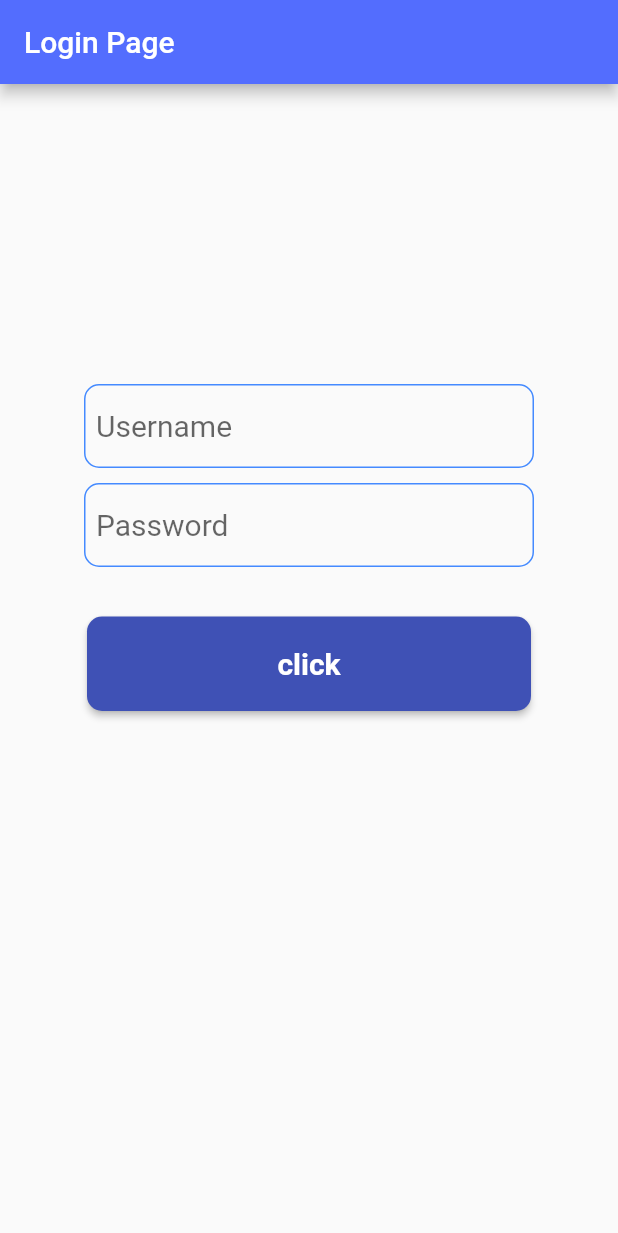
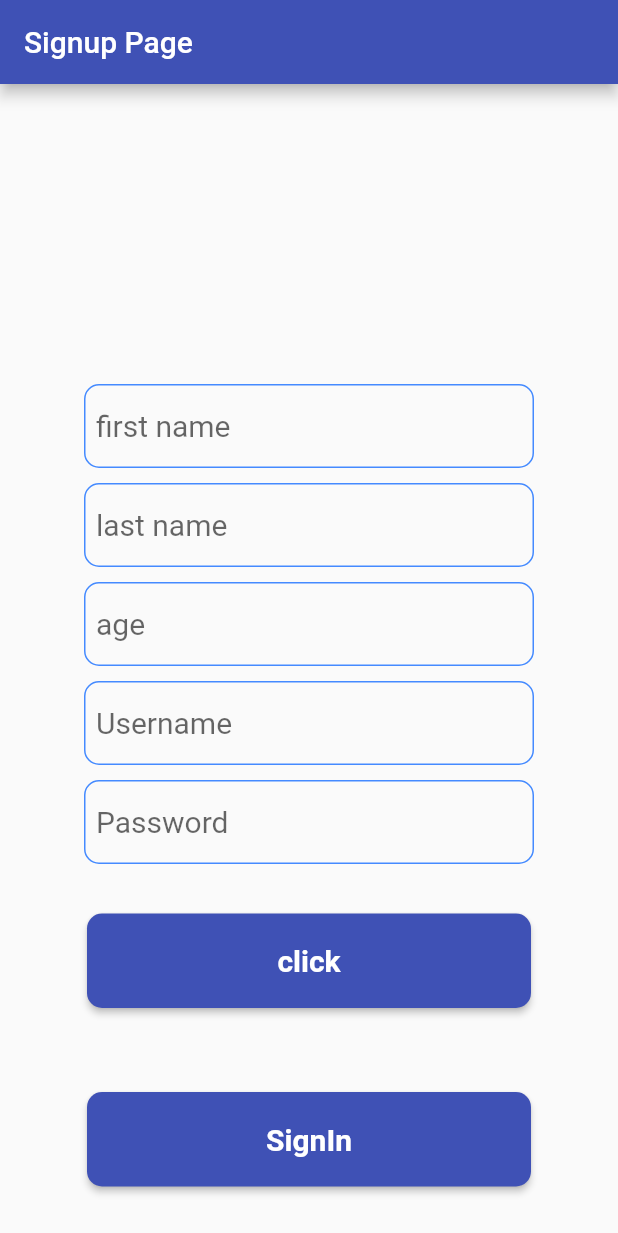
Before and after one commit to hooriehghahremani/flutterApp, a Flutter app: the screen it shows after launch, after a tap on "click", on a phone screen of 412 x 824 dp. Shown: the top 1233 px of the screen. Run offline on Flutter 3.47's test engine with Material 2 defaults, Android fonts, the phone set to English and light mode, and no system bars; our stand-ins replace hive, hive_flutter; accounts and stored records are empty.

Commit message:
create signin and signup page and info page after signin.

```diff
--- /dev/null
+++ b/lib/hive/Boxes.dart
@@ -0,0 +1,6 @@
+import 'package:hive/hive.dart';
+import 'package:sample_app/models/User.dart';
+
+class Boxes {
+  static Box<User> getUsers() => Hive.box<User>("users");
+}
--- a/lib/main.dart
+++ b/lib/main.dart
@@ -1,28 +1,41 @@
+import 'package:flutter/foundation.dart';
 import 'package:flutter/material.dart';
+import 'package:hive/hive.dart';
+import 'package:hive_flutter/hive_flutter.dart';
+import 'package:sample_app/hive/Boxes.dart';
+import 'package:sample_app/models/User.dart';
+import 'package:sample_app/pages/InfoPage.dart';
+import 'package:sample_app/pages/SignupPage.dart';
 
-void main() {
-  runApp( const MyApp());
+void main() async {
+  WidgetsFlutterBinding.ensureInitialized();
+  await Hive.initFlutter();
+  Hive.registerAdapter(UserAdapter());
+  await Hive.openBox<User>("users");
+
+  runApp(const MyApp());
 }
-class MyApp  extends StatelessWidget {
-  const MyApp ({Key? key}) : super(key: key);
+
+class MyApp extends StatelessWidget {
+  const MyApp({Key? key}) : super(key: key);
 
   @override
   Widget build(BuildContext context) {
     return const MaterialApp(
-      debugShowCheckedModeBanner: false,
-      home: Home()
-    );
+        debugShowCheckedModeBanner: false, home: SignupPage());
   }
 }
+
 class Home extends StatelessWidget {
   const Home({Key? key}) : super(key: key);
 
   @override
   Widget build(BuildContext context) {
-    TextEditingController _textcontroller = TextEditingController();
+    TextEditingController usernameTextController = TextEditingController();
+    TextEditingController passwordTextController = TextEditingController();
     return Scaffold(
       appBar: AppBar(
-        title:const Text("Login Page"),
+        title: const Text("Login Page"),
         backgroundColor: Colors.indigoAccent, //background color of app bar
       ),
       body: SizedBox(
@@ -30,96 +43,101 @@ class Home extends StatelessWidget {
         width: MediaQuery.of(context).size.width,
         child: SafeArea(
             child: Column(
-
           children: [
             const SizedBox(
               height: 200,
               width: 400,
             ),
-
             Column(
               crossAxisAlignment: CrossAxisAlignment.center,
               mainAxisAlignment: MainAxisAlignment.center,
               children: [
                 Container(
                   width: 300,
-                    padding: EdgeInsets.symmetric(horizontal: 7 , vertical: 3),
+                  padding:
+                      const EdgeInsets.symmetric(horizontal: 7, vertical: 3),
                   decoration: BoxDecoration(
                       borderRadius: BorderRadius.circular(10),
-                        border: Border.all(color: Colors.blueAccent)
-                    ),
+                      border: Border.all(color: Colors.blueAccent)),
                   child: TextField(
-                      style: const TextStyle(
-                          fontSize: 20
-                      ),
-                      controller: _textcontroller ,
+                    style: const TextStyle(fontSize: 20),
+                    controller: usernameTextController,
                     decoration: const InputDecoration(
                         hintText: "Username",
                         enabledBorder: UnderlineInputBorder(
-                              borderSide: BorderSide(
-                                  color: Colors.transparent
-                              )
-                          )
+                            borderSide: BorderSide(color: Colors.transparent))),
                   ),
                 ),
+                const SizedBox(
+                  height: 10,
                 ),
-                  const SizedBox(height: 10,),
                 Container(
                     width: 300,
-                      padding: EdgeInsets.symmetric(horizontal: 7 , vertical: 3),
+                    padding:
+                        const EdgeInsets.symmetric(horizontal: 7, vertical: 3),
                     decoration: BoxDecoration(
                         // color: Colors.white60,
                         borderRadius: BorderRadius.circular(10),
-                          border: Border.all(color: Colors.blueAccent)
+                        border: Border.all(color: Colors.blueAccent)),
+                    child: TextField(
+                      style: const TextStyle(fontSize: 20),
+                      controller: passwordTextController,
+                      decoration: const InputDecoration(
+                          hintText: "Password",
+                          enabledBorder: UnderlineInputBorder(
+                              borderSide:
+                                  BorderSide(color: Colors.transparent))),
+                    )),
+                const SizedBox(
+                  height: 30,
                 ),
-                      child: TextField(
-                        style: const TextStyle(
-                            fontSize: 20
-                        ),
-                        controller: _textcontroller ,
-                        decoration: const InputDecoration(
-                            hintText: "Password" ,
-                            enabledBorder: UnderlineInputBorder(
-                                borderSide: BorderSide(
-                                    color: Colors.transparent
-                                )
-                            )
-                        ),
-                      )
-                  ),
-                  const SizedBox(height: 30,),
                 Container(
                   width: 310,
-
-                    padding: EdgeInsets.symmetric(horizontal: 7 , vertical: 3),
+                  padding:
+                      const EdgeInsets.symmetric(horizontal: 7, vertical: 3),
                   decoration: BoxDecoration(
                     // color: Colors.white60,
                     borderRadius: BorderRadius.circular(10),
-
                   ),
                   child: ElevatedButton(
-
                       style: (ElevatedButton.styleFrom(
-                          primary: Colors.indigo ,
-                          padding: const EdgeInsets.symmetric(horizontal: 50, vertical: 20),
-                          textStyle:  const TextStyle(fontSize: 20, fontWeight: FontWeight.bold),
+                        primary: Colors.indigo,
+                        padding: const EdgeInsets.symmetric(
+                            horizontal: 50, vertical: 20),
+                        textStyle: const TextStyle(
+                            fontSize: 20, fontWeight: FontWeight.bold),
                         shape: RoundedRectangleBorder(
                             borderRadius: BorderRadius.circular(10.0)),
-
-                        )
-                        ),
-                        onPressed: (){
-                          print("Text: ${_textcontroller.text}");
-                        } ,
+                      )),
+                      onPressed: () {
+                        var user = findUserInDB(usernameTextController.text,
+                            passwordTextController.text);
+                        if (user == null) {
+                          print("User not found");
+                        } else {
+                          Navigator.push(
+                              context,
+                              MaterialPageRoute(
+                                  builder: (context) => InfoPage(user: user)));
+                        }
+                      },
                       child: const Text("click")),
                 )
-
               ],
             )
           ],
-          )
-        ),
+        )),
       ),
     );
   }
+
+  User? findUserInDB(String username, String password) {
+    var box = Boxes.getUsers();
+    for (var element in box.values) {
+      if (element.username == username && element.password == password) {
+        return element;
       }
+    }
+    return null;
+  }
+}
--- /dev/null
+++ b/lib/models/User.dart
@@ -0,0 +1,23 @@
+import 'package:hive/hive.dart';
+
+part 'User.g.dart';
+@HiveType(typeId: 0)
+class User extends HiveObject {
+  User(
+      {required this.firstName,
+      required this.lastName,
+      required this.age,
+      required this.username,
+      required this.password});
+
+  @HiveField(0)
+  String firstName;
+  @HiveField(1)
+  String lastName;
+  @HiveField(2)
+  int age;
+  @HiveField(3)
+  String username;
+  @HiveField(4)
+  String password;
+}
--- /dev/null
+++ b/lib/pages/SignupPage.dart
@@ -0,0 +1,216 @@
+import 'package:flutter/material.dart';
+import 'package:hive/hive.dart';
+import 'package:sample_app/hive/Boxes.dart';
+import 'package:sample_app/models/User.dart';
+
+import '../main.dart';
+
+class SignupPage extends StatelessWidget {
+  const SignupPage({Key? key}) : super(key: key);
+
+  @override
+  Widget build(BuildContext context) {
+    TextEditingController firstNameTextController = TextEditingController();
+    TextEditingController lastNameTextController = TextEditingController();
+    TextEditingController usernameTextController = TextEditingController();
+    TextEditingController passwordTextController = TextEditingController();
+    TextEditingController ageTextController = TextEditingController();
+    return Scaffold(
+      appBar: AppBar(
+        title: const Text("Signup Page"),
+        backgroundColor: Colors.indigo,
+      ),
+      body: SizedBox(
+        height: MediaQuery.of(context).size.height,
+        width: MediaQuery.of(context).size.width,
+        child: SafeArea(
+            child: Column(
+          children: [
+            const SizedBox(
+              height: 200,
+              width: 400,
+            ),
+            Column(
+              crossAxisAlignment: CrossAxisAlignment.center,
+              mainAxisAlignment: MainAxisAlignment.center,
+              children: [
+                Container(
+                  width: 300,
+                  padding:
+                      const EdgeInsets.symmetric(horizontal: 7, vertical: 3),
+                  decoration: BoxDecoration(
+                      borderRadius: BorderRadius.circular(10),
+                      border: Border.all(color: Colors.blueAccent)),
+                  child: TextField(
+                    style: const TextStyle(fontSize: 20),
+                    controller: firstNameTextController,
+                    decoration: const InputDecoration(
+                        hintText: "first name",
+                        enabledBorder: UnderlineInputBorder(
+                            borderSide: BorderSide(color: Colors.transparent))),
+                  ),
+                ),
+                const SizedBox(
+                  height: 10,
+                ),
+                Container(
+                  width: 300,
+                  padding:
+                      const EdgeInsets.symmetric(horizontal: 7, vertical: 3),
+                  decoration: BoxDecoration(
+                      borderRadius: BorderRadius.circular(10),
+                      border: Border.all(color: Colors.blueAccent)),
+                  child: TextField(
+                    style: const TextStyle(fontSize: 20),
+                    controller: lastNameTextController,
+                    decoration: const InputDecoration(
+                        hintText: "last name",
+                        enabledBorder: UnderlineInputBorder(
+                            borderSide: BorderSide(color: Colors.transparent))),
+                  ),
+                ),
+                const SizedBox(
+                  height: 10,
+                ),
+                Container(
+                  width: 300,
+                  padding:
+                      const EdgeInsets.symmetric(horizontal: 7, vertical: 3),
+                  decoration: BoxDecoration(
+                      borderRadius: BorderRadius.circular(10),
+                      border: Border.all(color: Colors.blueAccent)),
+                  child: TextField(
+                    style: const TextStyle(fontSize: 20),
+                    controller: ageTextController,
+                    decoration: const InputDecoration(
+                        hintText: "age",
+                        enabledBorder: UnderlineInputBorder(
+                            borderSide: BorderSide(color: Colors.transparent))),
+                  ),
+                ),
+                const SizedBox(
+                  height: 10,
+                ),
+                Container(
+                  width: 300,
+                  padding:
+                      const EdgeInsets.symmetric(horizontal: 7, vertical: 3),
+                  decoration: BoxDecoration(
+                      borderRadius: BorderRadius.circular(10),
+                      border: Border.all(color: Colors.blueAccent)),
+                  child: TextField(
+                    style: const TextStyle(fontSize: 20),
+                    controller: usernameTextController,
+                    decoration: const InputDecoration(
+                        hintText: "Username",
+                        enabledBorder: UnderlineInputBorder(
+                            borderSide: BorderSide(color: Colors.transparent))),
+                  ),
+                ),
+                const SizedBox(
+                  height: 10,
+                ),
+                Container(
+                    width: 300,
+                    padding:
+                        const EdgeInsets.symmetric(horizontal: 7, vertical: 3),
+                    decoration: BoxDecoration(
+                        // color: Colors.white60,
+                        borderRadius: BorderRadius.circular(10),
+                        border: Border.all(color: Colors.blueAccent)),
+                    child: TextField(
+                      obscureText: true,
+                      style: const TextStyle(fontSize: 20),
+                      controller: passwordTextController,
+                      decoration: const InputDecoration(
+                          hintText: "Password",
+                          enabledBorder: UnderlineInputBorder(
+                              borderSide:
+                                  BorderSide(color: Colors.transparent))),
+                    )),
+                const SizedBox(
+                  height: 30,
+                ),
+                Container(
+                  width: 310,
+                  padding:
+                      const EdgeInsets.symmetric(horizontal: 7, vertical: 3),
+                  decoration: BoxDecoration(
+                    // color: Colors.white60,
+                    borderRadius: BorderRadius.circular(10),
+                  ),
+                  child: ElevatedButton(
+                      style: (ElevatedButton.styleFrom(
+                        primary: Colors.indigo,
+                        padding: const EdgeInsets.symmetric(
+                            horizontal: 50, vertical: 20),
+                        textStyle: const TextStyle(
+                            fontSize: 20, fontWeight: FontWeight.bold),
+                        shape: RoundedRectangleBorder(
+                            borderRadius: BorderRadius.circular(10.0)),
+                      )),
+                      onPressed: () {
+                        // save user in db
+                        saveUserInDB(
+                            firstNameTextController.text,
+                            lastNameTextController.text,
+                            int.parse(ageTextController.text),
+                            usernameTextController.text,
+                            passwordTextController.text);
+                        // go to sign in page
+                        Navigator.push(
+                            context,
+                            MaterialPageRoute(
+                                builder: (context) => const Home()));
+                      },
+                      child: const Text("click")),
+                ),
+                const SizedBox(
+                  height: 50,
+                ),
+                Container(
+                  width: 310,
+                  padding:
+                  const EdgeInsets.symmetric(horizontal: 7, vertical: 3),
+                  decoration: BoxDecoration(
+                    // color: Colors.white60,
+                    borderRadius: BorderRadius.circular(10),
+                  ),
+                  child: ElevatedButton(
+                      style: (ElevatedButton.styleFrom(
+                        primary: Colors.indigo,
+                        padding: const EdgeInsets.symmetric(
+                            horizontal: 50, vertical: 20),
+                        textStyle: const TextStyle(
+                            fontSize: 20, fontWeight: FontWeight.bold),
+                        shape: RoundedRectangleBorder(
+                            borderRadius: BorderRadius.circular(10.0)),
+                      )),
+                      onPressed: () {
+                        Navigator.push(
+                            context,
+                            MaterialPageRoute(
+                                builder: (context) => const Home()));
+                      },
+                      child: const Text("SignIn")),
+                )
+              ],
+            )
+          ],
+        )),
+      ),
+    );
+  }
+
+  void saveUserInDB(String firstName, String lastName, int age, String username,
+      String password) async {
+    User user = User(
+        firstName: firstName,
+        lastName: lastName,
+        age: age,
+        username: username,
+        password: password);
+    final box = Boxes.getUsers();
+    box.add(user);
+  }
+}
--- a/pubspec.yaml
+++ b/pubspec.yaml
@@ -29,7 +29,8 @@ environment:
 dependencies:
   flutter:
     sdk: flutter
-
+  hive: ^2.2.3
+  hive_flutter: ^1.1.0
 
   # The following adds the Cupertino Icons font to your application.
   # Use with the CupertinoIcons class for iOS style icons.
@@ -38,7 +39,8 @@ dependencies:
 dev_dependencies:
   flutter_test:
     sdk: flutter
-
+  build_runner: ^1.12.2
+  hive_generator: ^1.0.1
   # The "flutter_lints" package below contains a set of recommended lints to
   # encourage good coding practices. The lint set provided by the package is
   # activated in the `analysis_options.yaml` file located at the root of your
```
Also changed, not shown: lib/pages/InfoPage.dart (added, +60 -0 lines), lib/models/User.g.dart (added), pubspec.lock. Lines whose indentation alone changed are shown as unchanged.
